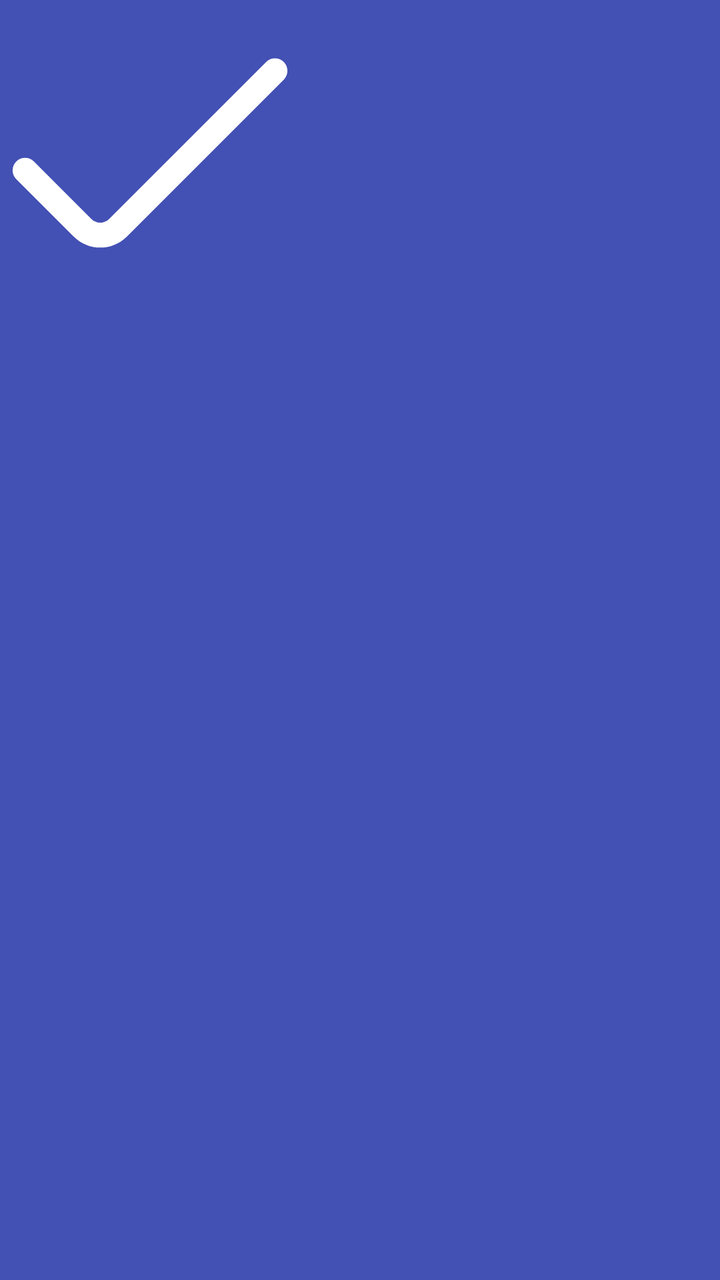
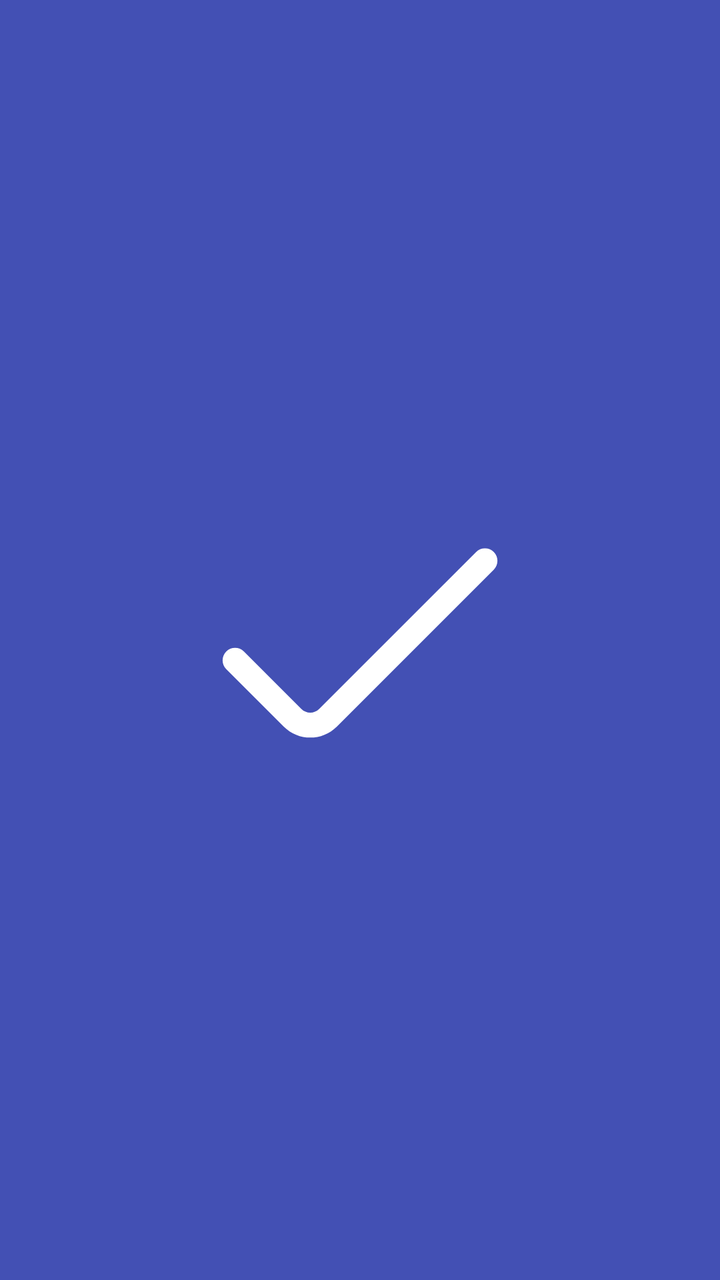

Compare the two renders of this Android layout. The source of the first and the diff that turns it into the second are given below.
<!-- AndroidManifest.xml: application theme Theme.Kanban -->
<!-- res/layout/fragment_splash.xml -->
<?xml version="1.0" encoding="utf-8"?>
<FrameLayout xmlns:android="http://schemas.android.com/apk/res/android"
    xmlns:tools="http://schemas.android.com/tools"
    android:layout_width="match_parent"
    android:layout_height="match_parent"
    tools:context=".ui.SplashFragment"
    >

    <ImageView
        android:layout_width="150dp"
        android:layout_height="150dp"
        android:src="@drawable/checkmark"
        android:contentDescription=""/>

</FrameLayout>
<!-- resources referenced by this layout -->
<resources>
  <!-- drawable checkmark (drawable) -->
  <vector xmlns:android="http://schemas.android.com/apk/res/android" android:height="30dp" android:viewportHeight="24" android:viewportWidth="24" android:width="30dp">
        
      <path android:fillColor="#FFFFFF" android:pathData="M22.705,4.954C22.314,4.564 21.681,4.564 21.291,4.954L8.727,17.518C8.336,17.908 7.703,17.908 7.313,17.518L2.714,12.919C2.323,12.528 1.69,12.528 1.3,12.919C0.909,13.309 0.909,13.943 1.3,14.333L5.904,18.929C7.076,20.099 8.974,20.098 10.144,18.927L22.705,6.368C23.095,5.978 23.095,5.345 22.705,4.954Z"/>
      
  </vector>
  <style name="Theme.Kanban" parent="Base.Theme.Kanban" />
  <style name="Base.Theme.Kanban" parent="Theme.Material3.DayNight.NoActionBar">
          
          
          <item name="android:windowBackground">@color/color_default</item>
      </style>
  <color name="color_default">#4350B4</color>
</resources>

<!-- the commit's change to res/layout/fragment_splash.xml (unified diff, before → after) -->
@@ -3,13 +3,13 @@
     xmlns:tools="http://schemas.android.com/tools"
     android:layout_width="match_parent"
     android:layout_height="match_parent"
-    tools:context=".ui.SplashFragment"
-    >
+    tools:context=".ui.SplashFragment">
 
     <ImageView
         android:layout_width="150dp"
         android:layout_height="150dp"
-        android:src="@drawable/checkmark"
-        android:contentDescription=""/>
+        android:layout_gravity="center"
+        android:contentDescription="@null"
+        android:src="@drawable/checkmark" />
 
 </FrameLayout>
<!-- resource entries referenced after the edit -->
@@ -9,9 +9,11 @@
   <style name="Theme.Kanban" parent="Base.Theme.Kanban" />
   <style name="Base.Theme.Kanban" parent="Theme.Material3.DayNight.NoActionBar">
           
-          
+          <item name="colorPrimary">@color/color_default</item>
+          <item name="colorPrimaryVariant">@color/color_secondary</item>
           <item name="android:windowBackground">@color/color_default</item>
       </style>
   <color name="color_default">#4350B4</color>
+  <color name="color_secondary">#808CD7</color>
 </resources>
 
